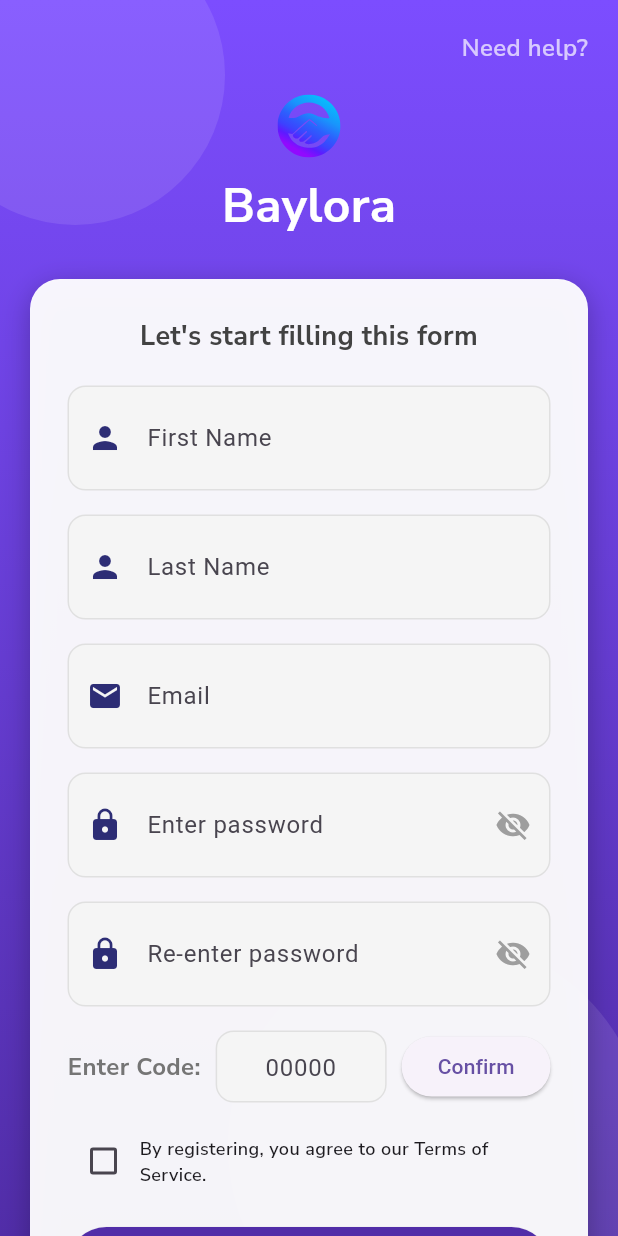
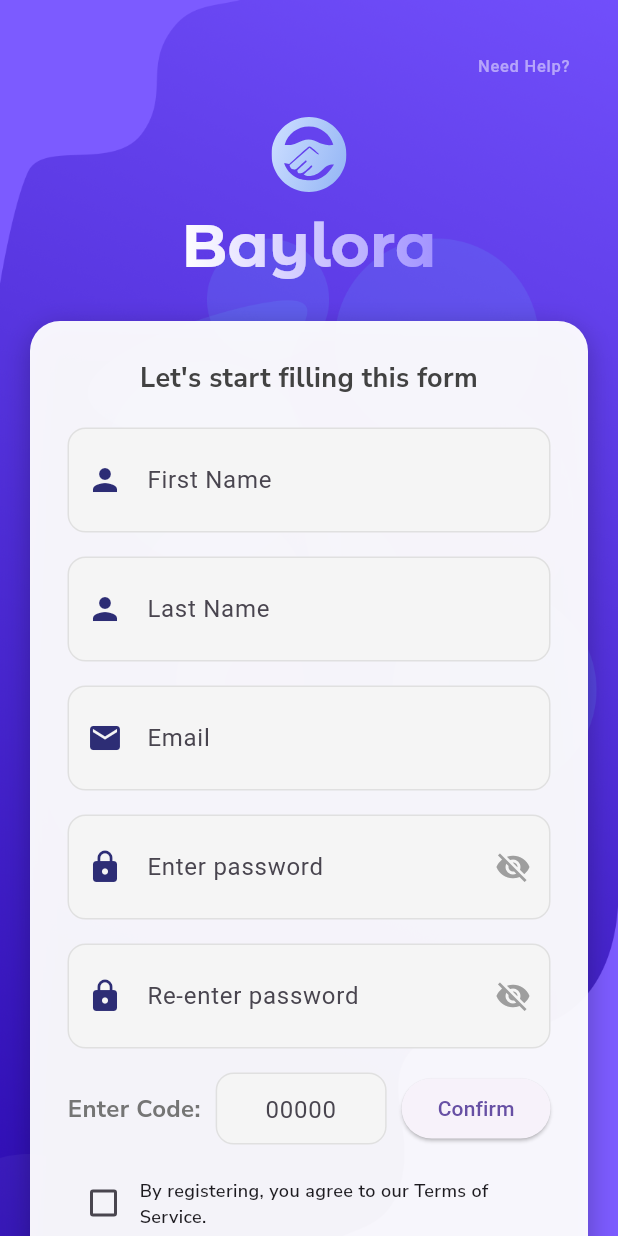
Before and after one commit to Domincee/Baylora, a Flutter app: the LoginScreen screen opened by its route, on a phone screen of 412 x 824 dp. Run offline on Flutter 3.47's test engine with Material 3 defaults, Android fonts, the phone set to English and light mode, and no system bars; our stand-ins replace flutter_dotenv, flutter_svg, supabase_flutter; accounts and stored records are empty; project files that could hold a hidden picture were left out.

Commit message:
feat: Add new logo and update image references
- Added a new logo file 'logo-light.svg' to the assets/images directory.
- Updated the Images class to include a reference for the new logo.
- Modified app strings to include a new line for better readability.
- Cleaned up unnecessary whitespace in app values widget.
- Adjusted app theme for consistency.
- Created a new LogoName widget to display the logo and app name with gradient text.
- Introduced a new DataStrings class for help text.
- Updated login screen to use the new LogoName widget and improved layout.
- Refactored onboarding screen to utilize the new LogoName widget.
- Cleaned up onboarding model by removing unused logo property.
- Minor adjustments in main.dart for better code clarity.

```diff
--- a/lib/core/assets/images.dart
+++ b/lib/core/assets/images.dart
@@ -1,6 +1,7 @@
 
 class Images {
   static const String logo = 'assets/images/logo.svg';
+  static const String logoLight = 'assets/images/logo-light.svg';
 
   static const String starRate = 'assets/images/itemcard/star_rate.svg';
   static const String statusVerified = 'assets/images/itemcard/status-verified.svg';
--- a/lib/core/constant/app_strings.dart
+++ b/lib/core/constant/app_strings.dart
@@ -11,4 +11,5 @@ class AppStrings {
  static const String profile = "Profile";
 
  static const String searchText = "Search Item...";
+
 }
--- a/lib/core/constant/app_values_widget.dart
+++ b/lib/core/constant/app_values_widget.dart
@@ -9,8 +9,6 @@ class AppValuesWidget {
 
    static const double appbarHorPad = 15.0;
    static const double appbarVertPad = 4.0;
-
-
    static const double sizedBoxSize = 20.0;
 
 
--- a/lib/core/theme/app_theme.dart
+++ b/lib/core/theme/app_theme.dart
@@ -28,7 +28,8 @@ class AppTheme {
           fontFamily: 'NunitoSans',
           fontWeight: FontWeight.w400,
           fontSize:14,
-         )
+         ),
+
         ),
       );
 }
--- /dev/null
+++ b/lib/core/widgets/logo_name.dart
@@ -0,0 +1,40 @@
+import 'package:baylora_prjct/core/assets/images.dart';
+import 'package:baylora_prjct/core/constant/app_strings.dart';
+import 'package:baylora_prjct/core/widgets/gradiant_text.dart';
+import 'package:flutter/material.dart';
+import 'package:flutter_svg/svg.dart';
+
+class LogoName extends StatelessWidget {
+  const LogoName({
+  super.key,
+ required this.image
+
+  });
+
+ final String image;
+
+
+  @override
+  Widget build(BuildContext context) {
+    return Column(
+      children: [
+        SvgPicture.asset(image, height: 50),
+        const SizedBox(height: 10),
+        GradientText(
+          AppStrings.appName,
+          gradient: LinearGradient(
+            colors: [
+              Color(0xFFFFFFFF), // Baylora Purple
+              Color(0xffA293FF), // Secondary Color
+            ],
+            begin: Alignment.topLeft,
+            end: Alignment.topRight,
+          ),
+
+          // 3. Define the font weight or font family here
+          style: Theme.of(context).textTheme.titleLarge!,
+        ),
+      ],
+    );
+  }
+}
--- /dev/null
+++ b/lib/feature/auth/constant/data_strings.dart
@@ -0,0 +1,5 @@
+class DataStrings {
+
+  static const String helpText = "Need Help?";
+
+}
--- a/lib/feature/auth/pages/login_screen.dart
+++ b/lib/feature/auth/pages/login_screen.dart
@@ -1,5 +1,7 @@
 import 'package:baylora_prjct/core/assets/images.dart';
 import 'package:baylora_prjct/core/constant/app_values_widget.dart';
+import 'package:baylora_prjct/core/theme/app_colors.dart';
+import 'package:baylora_prjct/core/widgets/logo_name.dart';
 import 'package:baylora_prjct/feature/auth/widget/auth_input_field.dart';
 import 'package:flutter/material.dart';
 import 'package:flutter_svg/svg.dart';
@@ -18,7 +20,6 @@ class _LoginScreenState extends State<LoginScreen> {
   final _passCtrl = TextEditingController();
   final _confirmPassCtrl = TextEditingController();
   final _codeCtrl = TextEditingController();
-
   final _formKey = GlobalKey<FormState>();
   bool _agreeToTerms = false;
 
@@ -26,26 +27,19 @@ class _LoginScreenState extends State<LoginScreen> {
   Widget build(BuildContext context) {
 
     return Scaffold(
+        backgroundColor: Colors.transparent,
       body: Stack(
         children: [
-          // --- 1. BACKGROUND ---
-          Container(
+         Container(
             decoration: const BoxDecoration(
-              gradient: LinearGradient(
-                begin: Alignment.topCenter,
-                end: Alignment.bottomCenter,
-                colors: [Color(0xFF7C4DFF), Color(0xFF512DA8)],
-              ),
-            ),
-          ),
-          Positioned(
-            top: -50, left: -50,
-            child: CircleAvatar(radius: 100, backgroundColor: Colors.white.withValues(alpha: 0.1)),
-          ),
-          Positioned(
-            bottom: -80, right: -20,
-            child: CircleAvatar(radius: 140, backgroundColor: Colors.white.withValues(alpha: 0.1)),
-          ),
+              image: DecorationImage(
+                      image: AssetImage(
+                        Images.onBoardingBg1,
+                      ),
+                      fit: BoxFit.cover,
+                    ),
+                  ),
+                ),
 
           // --- 2. MAIN FORM ---
           SafeArea(
@@ -54,15 +48,21 @@ class _LoginScreenState extends State<LoginScreen> {
                 padding: const EdgeInsets.all(20),
                 child: Column(
                   children: [
-                    const Align(
+                     Align(
                       alignment: Alignment.topRight,
-                      child: Text("Need help?", style: TextStyle(color: Colors.white70)),
-                    ),
+                       child:
+                       TextButton(onPressed: (){}, child:
+                         Text(
+                        "Need Help?",
+                         style: Theme.of(context).textTheme.labelSmall!.copyWith(
+                          color: AppColors.primaryColor.withValues(alpha: 0.5)),
+                         ),
+                       ),
+                      ),
                     const SizedBox(height: 10),
 
                     // Brand Header
-                    Padding(padding:AppValuesWidget.logoPadding, child: SvgPicture.asset(Images.logo) ,),
-                    const Text("Baylora", style: TextStyle(fontSize: 32, fontWeight: FontWeight.bold, color: Colors.white)),
+                    LogoName(image: Images.logoLight),
                     const SizedBox(height: 25),
 
                     // Card
--- a/lib/feature/onboarding/models/onboarding_model.dart
+++ b/lib/feature/onboarding/models/onboarding_model.dart
@@ -4,12 +4,10 @@ class OnboardingModel {
   final String title;
   final String description;
   final String image;
-  final String logo;
   OnboardingModel({
     required this.title,
     required this.description,
     required this.image,
-    this.logo =  Images.logo
   });
 
 
--- a/lib/feature/onboarding/onboarding_screen.dart
+++ b/lib/feature/onboarding/onboarding_screen.dart
@@ -1,6 +1,8 @@
 import 'package:baylora_prjct/core/assets/images.dart';
 import 'package:baylora_prjct/core/config/routes.dart';
 import 'package:baylora_prjct/core/constant/app_strings.dart';
+import 'package:baylora_prjct/core/constant/app_values_widget.dart';
+import 'package:baylora_prjct/core/widgets/logo_name.dart';
 import 'package:baylora_prjct/feature/onboarding/models/onboarding_model.dart';
 import 'package:baylora_prjct/core/widgets/gradiant_text.dart';
 import 'package:flutter/material.dart';
@@ -61,15 +63,15 @@ class _OnboardingScreenState extends State<OnboardingScreen> {
                       ),
                       child: Column(
                         children: [
-                          // Logo + App Name
-                          LogoName(item: item),
-
-                          const SizedBox(height: 16),
+                          // LogoName
+                          LogoName(image:Images.logoLight),
+                          const SizedBox(height: AppValuesWidget.sizedBoxSize,),
 
                           // Main image
                           MainImg(item: item),
 
-                          const SizedBox(height: 16),
+                          const SizedBox(height: AppValuesWidget.sizedBoxSize,),
+
 
                           Column(
                             children: [
@@ -111,41 +113,10 @@ class _OnboardingScreenState extends State<OnboardingScreen> {
   }
 }
 
-class LogoName extends StatelessWidget {
-  const LogoName({super.key, required this.item});
-
-  final OnboardingModel item;
-
-  @override
-  Widget build(BuildContext context) {
-    return Column(
-      children: [
-        SvgPicture.asset(item.logo, height: 50),
-        const SizedBox(height: 10),
-        GradientText(
-          AppStrings.appName,
-          gradient: LinearGradient(
-            colors: [
-              Color(0xFFFFFFFF), // Baylora Purple
-              Color(0xffA293FF), // Secondary Color
-            ],
-            begin: Alignment.topLeft,
-            end: Alignment.topRight,
-          ),
-
-          // 3. Define the font weight or font family here
-          style: Theme.of(context).textTheme.titleLarge!,
-        ),
-      ],
-    );
-  }
-}
-
 class MainImg extends StatelessWidget {
   const MainImg({super.key, required this.item});
 
   final OnboardingModel item;
-
   @override
   Widget build(BuildContext context) {
     return Expanded(
--- a/lib/main.dart
+++ b/lib/main.dart
@@ -9,9 +9,7 @@ Future<void> main() async {
 
   WidgetsFlutterBinding.ensureInitialized();
 
-
   await dotenv.load(fileName: ".env");
-
   try {
     await Supabase.initialize(
       url: dotenv.env['SUPABASE_URL']!,
@@ -21,11 +19,10 @@ Future<void> main() async {
   } catch (e) {
     debugPrint("Supabase Initialization Failed: $e");
   }
-
   runApp(const MyApp());
 }
 
-// Shortcut to access Supabase anywhere in your app
+//  access to Supabase
 final supabase = Supabase.instance.client;
 
 
```
Also changed, not shown: assets/images/logo-light.svg (added).
